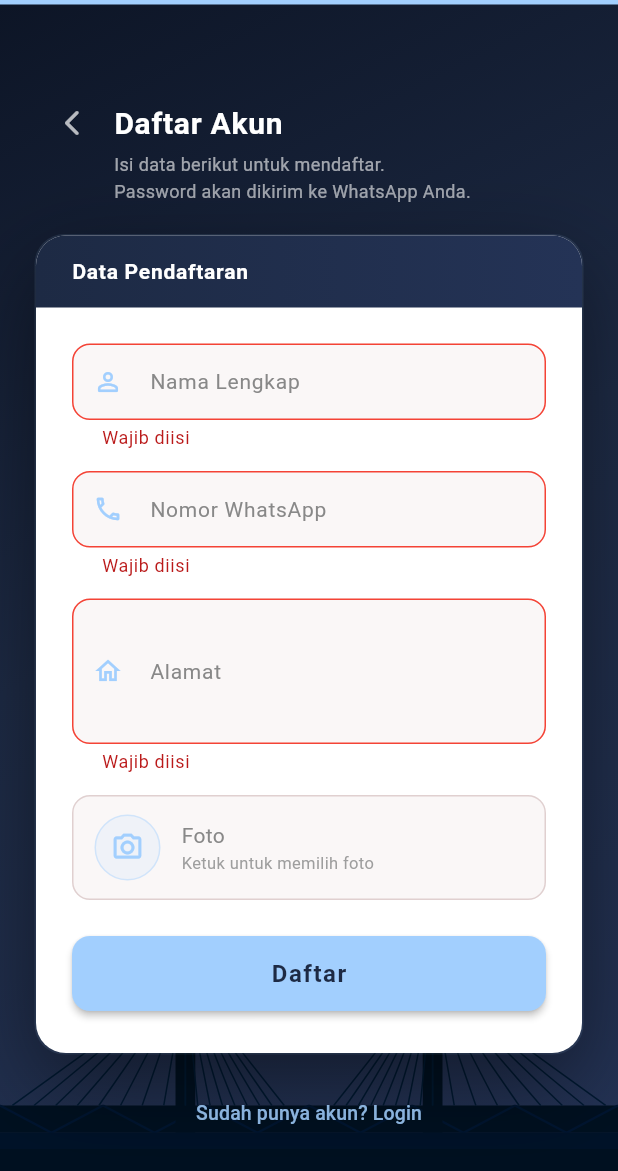
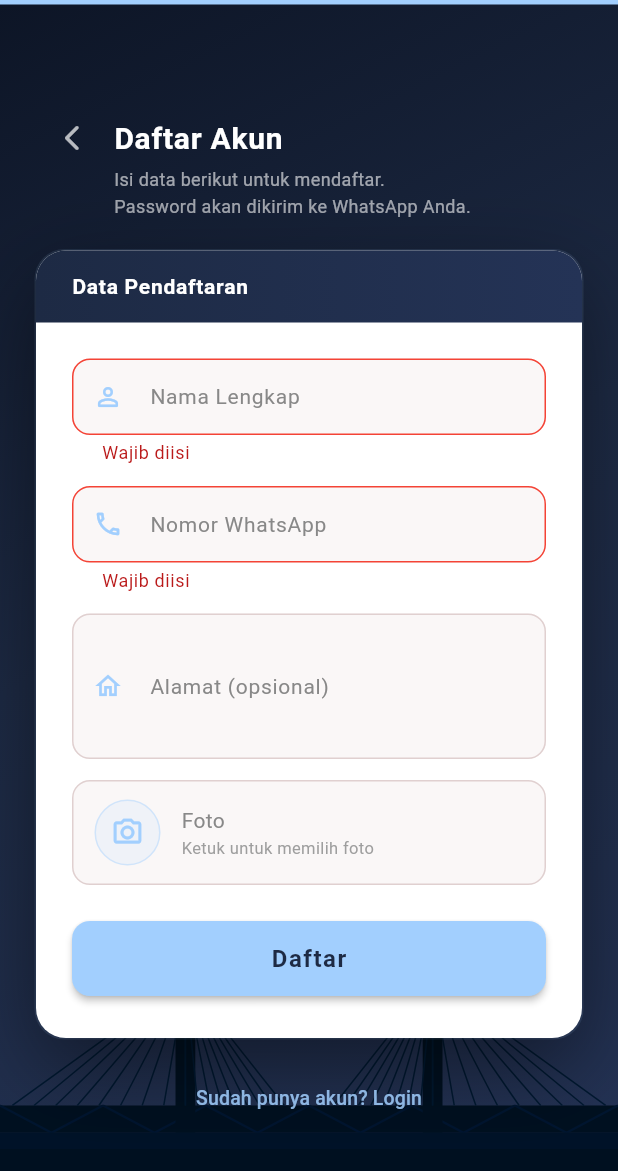
Before and after one commit to rofianto507/ampera247-mobile, a Flutter app: the RegistrationScreen screen opened by its route, after a tap on "Daftar", on a phone screen of 412 x 824 dp. Shown: the top 1171 px of the screen. Run offline on Flutter 3.47's test engine with Material 3 defaults, Android fonts, the phone set to English and light mode, and no system bars; our stand-ins replace dio, file_picker, flutter_map, flutter_riverpod, flutter_secure_storage, geolocator and 5 more; missing offline and left inert: dart:html, dart:js_interop, flutter_foreground_task, webview_flutter_android; accounts and stored records are empty.

Commit message:
fix: update photo handling for web compatibility and improve form field labels

```diff
--- a/lib/features/registration/presentation/screens/registration_screen.dart
+++ b/lib/features/registration/presentation/screens/registration_screen.dart
@@ -1,5 +1,6 @@
 import 'dart:convert';
 import 'package:file_picker/file_picker.dart';
+import 'package:flutter/foundation.dart' show kIsWeb;
 import 'package:flutter/material.dart';
 import 'package:flutter_riverpod/flutter_riverpod.dart';
 import 'package:go_router/go_router.dart';
@@ -43,7 +44,7 @@ class _RegistrationScreenState extends ConsumerState<RegistrationScreen> {
     );
     if (result != null && result.files.single.bytes != null) {
       setState(() {
-        _fotoBase64  = base64Encode(result.files.single.bytes!);
+        _fotoBase64   = base64Encode(result.files.single.bytes!);
         _fotoFileName = result.files.single.name;
       });
     }
@@ -55,7 +56,7 @@ class _RegistrationScreenState extends ConsumerState<RegistrationScreen> {
       nama:       _namaCtrl.text.trim(),
       phone:      _phoneCtrl.text.trim(),
       alamat:     _alamatCtrl.text.trim(),
-      fotoBase64: _fotoBase64,
+      fotoBase64: kIsWeb ? null : _fotoBase64,
     );
   }
 
@@ -234,16 +235,17 @@ class _RegistrationScreenState extends ConsumerState<RegistrationScreen> {
                       const SizedBox(height: 14),
                       _buildField(
                         controller: _alamatCtrl,
-                        label: 'Alamat',
+                        label: 'Alamat (opsional)',
                         icon: Icons.home_outlined,
                         enabled: !isLoading,
                         maxLines: 3,
                         action: TextInputAction.done,
+                        validator: (_) => null,
                       ),
-                      const SizedBox(height: 14),
-
-                      // Foto picker
-                      _buildFotoPicker(isLoading),
+                      if (!kIsWeb) ...[
+                        const SizedBox(height: 14),
+                        _buildFotoPicker(isLoading),
+                      ],
 
                       // Error message
                       if (ref.watch(registrationProvider).status == RegStatus.error) ...[
@@ -347,8 +349,7 @@ class _RegistrationScreenState extends ConsumerState<RegistrationScreen> {
                         fit: BoxFit.cover,
                       ),
                     )
-                  : const Icon(Icons.camera_alt_outlined,
-                      color: _kSky, size: 22),
+                  : const Icon(Icons.camera_alt_outlined, color: _kSky, size: 22),
             ),
             const SizedBox(width: 14),
             Expanded(
@@ -358,9 +359,7 @@ class _RegistrationScreenState extends ConsumerState<RegistrationScreen> {
                   Text(
                     _fotoFileName ?? 'Foto',
                     style: TextStyle(
-                      color: _fotoBase64 != null
-                          ? _kDark
-                          : const Color(0xFF888888),
+                      color: _fotoBase64 != null ? _kDark : const Color(0xFF888888),
                       fontSize: 14,
                     ),
                     overflow: TextOverflow.ellipsis,
@@ -368,18 +367,14 @@ class _RegistrationScreenState extends ConsumerState<RegistrationScreen> {
                   if (_fotoFileName == null)
                     Text(
                       'Ketuk untuk memilih foto',
-                      style: TextStyle(
-                        color: Colors.grey.shade500,
-                        fontSize: 11,
-                      ),
+                      style: TextStyle(color: Colors.grey.shade500, fontSize: 11),
                     ),
                 ],
               ),
             ),
             if (_fotoBase64 != null)
               IconButton(
-                icon: Icon(Icons.close_rounded,
-                    size: 18, color: Colors.grey.shade500),
+                icon: Icon(Icons.close_rounded, size: 18, color: Colors.grey.shade500),
                 onPressed: () => setState(() {
                   _fotoBase64   = null;
                   _fotoFileName = null;
```
